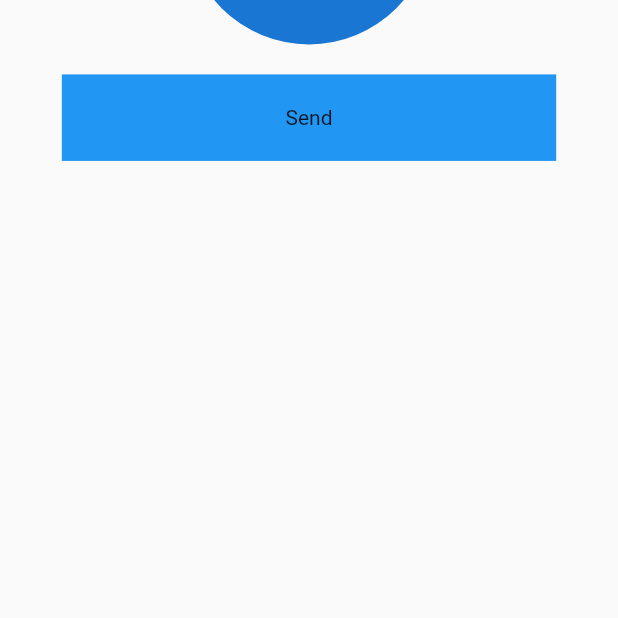
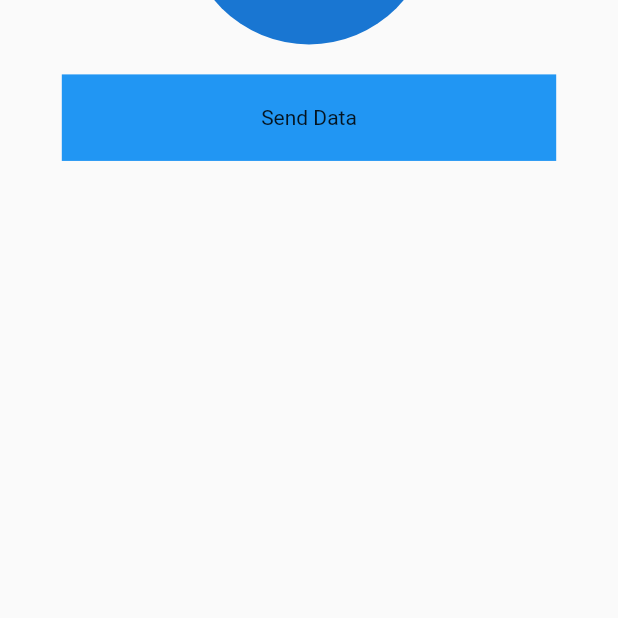
Before and after one commit to ahmadzafar848/image_picker_bloc, a Flutter app: the screen it shows after launch, on a phone screen of 412 x 824 dp, the part 450-1068 px from its top. Run offline on Flutter 3.47's test engine with Material 2 defaults, Android fonts, the phone set to English and light mode, and no system bars; our stand-ins replace bloc, flutter_bloc, image_picker.

Commit message:
button name changed

```diff
--- a/lib/widgets/home_screen_ui.dart
+++ b/lib/widgets/home_screen_ui.dart
@@ -58,7 +58,7 @@ class HomeScreenUI extends StatelessWidget {
             width: width * 0.8,
             color: Colors.blue,
             child: Center(
-              child: Text('Send'),
+              child: Text('Send Data'),
             ),
           ),
         )
```
